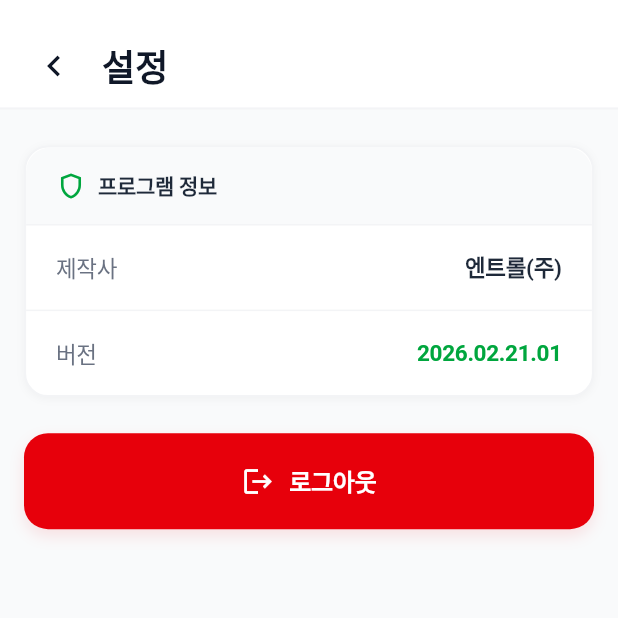
After one commit to jake-greatwave/intime-manager-mvp, a Flutter app: the HomeScreen screen opened by its route, after a tap on the "settings" icon, on a phone screen of 412 x 824 dp, the top half of it. The commit adds this screen. Run offline on Flutter 3.47's test engine with Material 3 defaults, Android fonts, the phone set to English and light mode, and no system bars; our stand-ins replace flutter_dotenv, shared_preferences; accounts and stored records are empty; Roboto replaces fonts that are missing (Pretendard).

Commit message:
[feat] 설정 기능 추가

```diff
--- a/lib/screens/home_screen.dart
+++ b/lib/screens/home_screen.dart
@@ -1,3 +1,4 @@
+import 'package:intime_manager/screens/settings_screen.dart';
 import 'package:flutter/material.dart';
 import 'package:intime_manager/models/field_item.dart';
 import 'package:intime_manager/models/response/login_response.dart';
@@ -152,7 +153,13 @@ class _HomeScreenState extends State<HomeScreen> {
       body: SafeArea(
         child: Column(
           children: [
-            HomeHeader(date: _selectedDate, onDateTap: _onDateTap),
+            HomeHeader(
+              date: _selectedDate,
+              onDateTap: _onDateTap,
+              onSettingsTap: () => Navigator.of(context).push(
+                MaterialPageRoute(builder: (_) => const SettingsScreen()),
+              ),
+            ),
             Expanded(
               child: RefreshIndicator(
                 color: const Color(0xFF00A63E),
--- a/lib/widgets/home/home_header.dart
+++ b/lib/widgets/home/home_header.dart
@@ -3,8 +3,14 @@ import 'package:flutter/material.dart';
 class HomeHeader extends StatelessWidget {
   final DateTime date;
   final VoidCallback? onDateTap;
+  final VoidCallback? onSettingsTap;
 
-  const HomeHeader({super.key, required this.date, this.onDateTap});
+  const HomeHeader({
+    super.key,
+    required this.date,
+    this.onDateTap,
+    this.onSettingsTap,
+  });
 
   String _weekdayLabel() {
     const labels = ['월', '화', '수', '목', '금', '토', '일'];
@@ -23,6 +29,9 @@ class HomeHeader extends StatelessWidget {
       child: Column(
         crossAxisAlignment: CrossAxisAlignment.start,
         children: [
+          Row(
+            mainAxisAlignment: MainAxisAlignment.spaceBetween,
+            children: [
               const Text(
                 '현장 선택',
                 style: TextStyle(
@@ -31,6 +40,20 @@ class HomeHeader extends StatelessWidget {
                   color: Color(0xFF99A1AF),
                   letterSpacing: -0.5,
                 ),
+              ),
+              GestureDetector(
+                onTap: onSettingsTap,
+                behavior: HitTestBehavior.opaque,
+                child: const Padding(
+                  padding: EdgeInsets.all(4),
+                  child: Icon(
+                    Icons.settings_outlined,
+                    color: Color(0xFF6A7282),
+                    size: 26,
+                  ),
+                ),
+              ),
+            ],
           ),
           const SizedBox(height: 8),
           GestureDetector(
--- /dev/null
+++ b/lib/widgets/settings/app_info_section.dart
@@ -0,0 +1,112 @@
+import 'package:flutter/material.dart';
+
+class AppInfoSection extends StatelessWidget {
+  final String version;
+
+  const AppInfoSection({super.key, required this.version});
+
+  @override
+  Widget build(BuildContext context) {
+    return Container(
+      margin: const EdgeInsets.fromLTRB(16, 24, 16, 0),
+      decoration: BoxDecoration(
+        color: Colors.white,
+        borderRadius: BorderRadius.circular(16),
+        border: Border.all(color: const Color(0xFFF3F4F6), width: 1.4),
+        boxShadow: const [
+          BoxShadow(
+            color: Color(0x0A000000),
+            blurRadius: 4,
+            offset: Offset(0, 1),
+          ),
+        ],
+      ),
+      child: Column(
+        children: [
+          _SectionHeader(),
+          _InfoRow(label: '제작사', value: '엔트롤(주)'),
+          const Divider(height: 1, color: Color(0xFFF3F4F6)),
+          _InfoRow(
+            label: '버전',
+            value: version,
+            valueColor: const Color(0xFF00A63E),
+          ),
+        ],
+      ),
+    );
+  }
+}
+
+class _SectionHeader extends StatelessWidget {
+  @override
+  Widget build(BuildContext context) {
+    return Container(
+      height: 52,
+      padding: const EdgeInsets.symmetric(horizontal: 20),
+      decoration: const BoxDecoration(
+        color: Color(0xFFF9FAFB),
+        borderRadius: BorderRadius.vertical(top: Radius.circular(16)),
+        border: Border(
+          bottom: BorderSide(color: Color(0xFFF3F4F6), width: 1),
+        ),
+      ),
+      child: Row(
+        children: const [
+          Icon(Icons.shield_outlined, color: Color(0xFF00A63E), size: 20),
+          SizedBox(width: 8),
+          Text(
+            '프로그램 정보',
+            style: TextStyle(
+              fontSize: 14,
+              fontWeight: FontWeight.bold,
+              color: Color(0xFF1E2939),
+              letterSpacing: -0.2,
+            ),
+          ),
+        ],
+      ),
+    );
+  }
+}
+
+class _InfoRow extends StatelessWidget {
+  final String label;
+  final String value;
+  final Color? valueColor;
+
+  const _InfoRow({
+    required this.label,
+    required this.value,
+    this.valueColor,
+  });
+
+  @override
+  Widget build(BuildContext context) {
+    return Container(
+      height: 56,
+      padding: const EdgeInsets.symmetric(horizontal: 20),
+      child: Row(
+        mainAxisAlignment: MainAxisAlignment.spaceBetween,
+        children: [
+          Text(
+            label,
+            style: const TextStyle(
+              fontSize: 15,
+              color: Color(0xFF6A7282),
+              letterSpacing: -0.2,
+            ),
+          ),
+          Text(
+            value,
+            style: TextStyle(
+              fontSize: 15,
+              fontWeight: FontWeight.bold,
+              color: valueColor ?? const Color(0xFF1E2939),
+              letterSpacing: -0.2,
+            ),
+          ),
+        ],
+      ),
+    );
+  }
+}
--- /dev/null
+++ b/lib/widgets/settings/logout_button.dart
@@ -0,0 +1,47 @@
+import 'package:flutter/material.dart';
+
+class LogoutButton extends StatelessWidget {
+  final VoidCallback? onTap;
+
+  const LogoutButton({super.key, this.onTap});
+
+  @override
+  Widget build(BuildContext context) {
+    return Padding(
+      padding: const EdgeInsets.fromLTRB(16, 24, 16, 0),
+      child: GestureDetector(
+        onTap: onTap,
+        child: Container(
+          height: 64,
+          decoration: BoxDecoration(
+            color: const Color(0xFFE7000B),
+            borderRadius: BorderRadius.circular(16),
+            boxShadow: const [
+              BoxShadow(
+                color: Color(0x1AE7000B),
+                blurRadius: 8,
+                offset: Offset(0, 4),
+              ),
+            ],
+          ),
+          child: Row(
+            mainAxisAlignment: MainAxisAlignment.center,
+            children: const [
+              Icon(Icons.logout, color: Colors.white, size: 22),
+              SizedBox(width: 10),
+              Text(
+                '로그아웃',
+                style: TextStyle(
+                  fontSize: 16,
+                  fontWeight: FontWeight.bold,
+                  color: Colors.white,
+                  letterSpacing: -0.2,
+                ),
+              ),
+            ],
+          ),
+        ),
+      ),
+    );
+  }
+}
--- /dev/null
+++ b/lib/widgets/settings/settings_header.dart
@@ -0,0 +1,48 @@
+import 'package:flutter/material.dart';
+
+class SettingsHeader extends StatelessWidget {
+  final VoidCallback? onBack;
+
+  const SettingsHeader({super.key, this.onBack});
+
+  @override
+  Widget build(BuildContext context) {
+    return Container(
+      height: 73,
+      decoration: const BoxDecoration(
+        color: Colors.white,
+        border: Border(
+          bottom: BorderSide(color: Color(0xFFF3F4F6), width: 1.4),
+        ),
+      ),
+      padding: const EdgeInsets.fromLTRB(16, 16, 16, 0),
+      child: Row(
+        children: [
+          GestureDetector(
+            onTap: onBack,
+            behavior: HitTestBehavior.opaque,
+            child: const SizedBox(
+              width: 40,
+              height: 40,
+              child: Icon(
+                Icons.chevron_left,
+                color: Color(0xFF101828),
+                size: 28,
+              ),
+            ),
+          ),
+          const SizedBox(width: 12),
+          const Text(
+            '설정',
+            style: TextStyle(
+              fontSize: 24,
+              fontWeight: FontWeight.w900,
+              color: Color(0xFF101828),
+              letterSpacing: 0.07,
+            ),
+          ),
+        ],
+      ),
+    );
+  }
+}
```
Also changed, not shown: lib/screens/settings_screen.dart (added, +166 -0 lines). Lines whose indentation alone changed are shown as unchanged.
